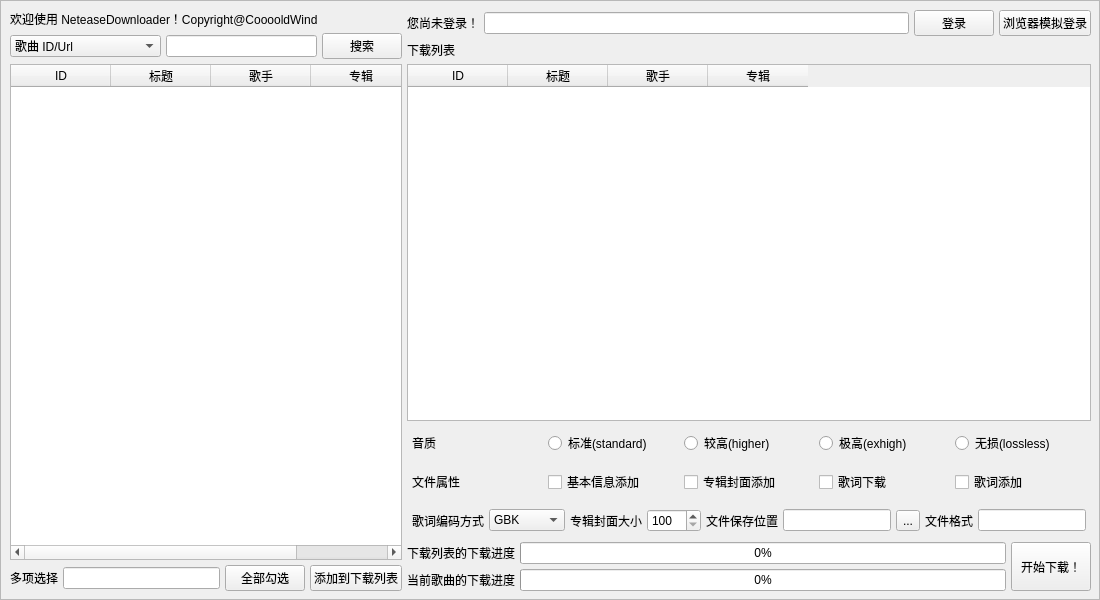
Qt form form.ui (Cooooldwind/netease-downloader) before a commit.
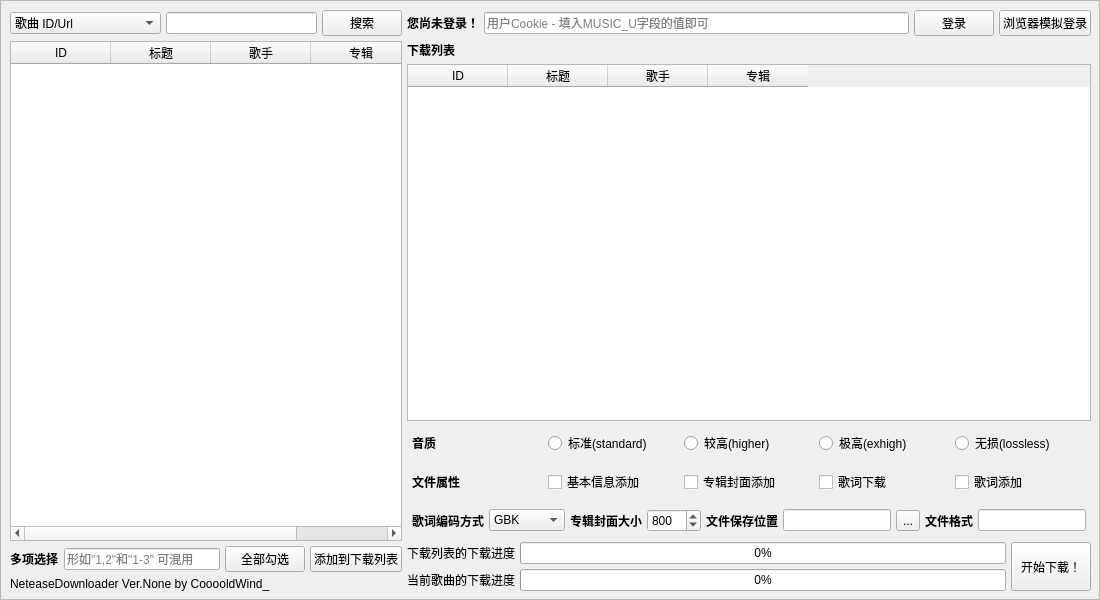
The same form after that commit.

Patch:
```diff
--- a/form.ui
+++ b/form.ui
@@ -113,29 +113,6 @@
         <property name="bottomMargin">
          <number>0</number>
         </property>
-        <item>
-         <layout class="QVBoxLayout" name="welcomeLayout">
-          <property name="leftMargin">
-           <number>0</number>
-          </property>
-          <property name="topMargin">
-           <number>0</number>
-          </property>
-          <property name="rightMargin">
-           <number>0</number>
-          </property>
-          <property name="bottomMargin">
-           <number>0</number>
-          </property>
-          <item>
-           <widget class="QLabel" name="welcomeLabel">
-            <property name="text">
-             <string>欢迎使用 NeteaseDownloader！Copyright@CooooldWind</string>
-            </property>
-           </widget>
-          </item>
-         </layout>
-        </item>
         <item>
          <layout class="QHBoxLayout" name="searchLayout">
           <property name="spacing">
@@ -251,6 +228,11 @@
           </property>
           <item>
            <widget class="QLabel" name="selectionLabel">
+            <property name="font">
+             <font>
+              <bold>true</bold>
+             </font>
+            </property>
             <property name="text">
              <string>多项选择</string>
             </property>
@@ -270,6 +252,9 @@
             <property name="accessibleName">
              <string/>
             </property>
+            <property name="placeholderText">
+             <string>形如&quot;1,2&quot;和&quot;1-3&quot; 可混用</string>
+            </property>
            </widget>
           </item>
           <item>
@@ -288,6 +273,20 @@
           </item>
          </layout>
         </item>
+        <item>
+         <widget class="QLabel" name="versionLabel">
+          <property name="font">
+           <font>
+            <italic>false</italic>
+            <underline>false</underline>
+            <fontweight>Light</fontweight>
+           </font>
+          </property>
+          <property name="text">
+           <string>NeteaseDownloader Ver.None by CooooldWind_</string>
+          </property>
+         </widget>
+        </item>
        </layout>
       </item>
       <item>
@@ -323,13 +322,28 @@
           </property>
           <item>
            <widget class="QLabel" name="loginLabel">
+            <property name="font">
+             <font>
+              <bold>true</bold>
+             </font>
+            </property>
             <property name="text">
              <string>您尚未登录！</string>
             </property>
            </widget>
           </item>
           <item>
-           <widget class="QLineEdit" name="loginLineEdit"/>
+           <widget class="QLineEdit" name="loginLineEdit">
+            <property name="maxLength">
+             <number>800</number>
+            </property>
+            <property name="placeholderText">
+             <string>用户Cookie - 填入MUSIC_U字段的值即可</string>
+            </property>
+            <property name="clearButtonEnabled">
+             <bool>false</bool>
+            </property>
+           </widget>
           </item>
           <item>
            <widget class="QPushButton" name="loginButton">
@@ -363,6 +377,11 @@
           </property>
           <item>
            <widget class="QLabel" name="downloadListLabel">
+            <property name="font">
+             <font>
+              <bold>true</bold>
+             </font>
+            </property>
             <property name="text">
              <string>下载列表</string>
             </property>
@@ -427,6 +446,11 @@
             </property>
             <item>
              <widget class="QLabel" name="qualityLabel">
+              <property name="font">
+               <font>
+                <bold>true</bold>
+               </font>
+              </property>
               <property name="text">
                <string>音质</string>
               </property>
@@ -481,6 +505,11 @@
             </property>
             <item>
              <widget class="QLabel" name="filePropertiesLabel">
+              <property name="font">
+               <font>
+                <bold>true</bold>
+               </font>
+              </property>
               <property name="text">
                <string>文件属性</string>
               </property>
@@ -535,6 +564,11 @@
             </property>
             <item>
              <widget class="QLabel" name="lyricsEncodingLabel">
+              <property name="font">
+               <font>
+                <bold>true</bold>
+               </font>
+              </property>
               <property name="text">
                <string>歌词编码方式</string>
               </property>
@@ -561,6 +595,11 @@
             </item>
             <item>
              <widget class="QLabel" name="albumCoverSizeLabel">
+              <property name="font">
+               <font>
+                <bold>true</bold>
+               </font>
+              </property>
               <property name="text">
                <string>专辑封面大小</string>
               </property>
@@ -577,10 +616,18 @@
               <property name="singleStep">
                <number>100</number>
               </property>
+              <property name="value">
+               <number>800</number>
+              </property>
              </widget>
             </item>
             <item>
              <widget class="QLabel" name="fileSaveLocationLabel">
+              <property name="font">
+               <font>
+                <bold>true</bold>
+               </font>
+              </property>
               <property name="text">
                <string>文件保存位置</string>
               </property>
@@ -598,6 +645,11 @@
             </item>
             <item>
              <widget class="QLabel" name="filenameFormatLabel">
+              <property name="font">
+               <font>
+                <bold>true</bold>
+               </font>
+              </property>
               <property name="text">
                <string>文件格式</string>
               </property>
```
Left out of the diff: 25 changed lines with no effect on the pictures.
